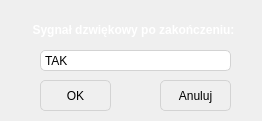
First picture: the form in settingsdialog.ui, repository RStravinsky/PdfFinder, before the edit.
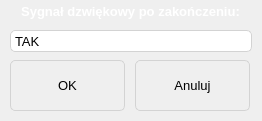
Second picture: the form after the edit. Icons and pictures are not drawn.

```diff
--- a/settingsdialog.ui
+++ b/settingsdialog.ui
@@ -31,8 +31,8 @@
   <widget class="QLabel" name="label">
    <property name="geometry">
     <rect>
-     <x>8</x>
-     <y>20</y>
+     <x>5</x>
+     <y>2</y>
      <width>251</width>
      <height>20</height>
     </rect>
@@ -40,7 +40,7 @@
    <property name="font">
     <font>
      <family>Arial</family>
-     <pointsize>9</pointsize>
+     <pointsize>10</pointsize>
      <weight>75</weight>
      <bold>true</bold>
     </font>
@@ -58,16 +58,16 @@
   <widget class="QComboBox" name="comboBox">
    <property name="geometry">
     <rect>
-     <x>40</x>
-     <y>50</y>
-     <width>191</width>
-     <height>21</height>
+     <x>10</x>
+     <y>30</y>
+     <width>242</width>
+     <height>22</height>
     </rect>
    </property>
    <property name="font">
     <font>
      <family>Arial</family>
-     <pointsize>9</pointsize>
+     <pointsize>10</pointsize>
     </font>
    </property>
    <property name="styleSheet">
@@ -119,12 +119,18 @@
   <widget class="QPushButton" name="okButton">
    <property name="geometry">
     <rect>
-     <x>40</x>
-     <y>80</y>
-     <width>71</width>
-     <height>31</height>
+     <x>10</x>
+     <y>60</y>
+     <width>115</width>
+     <height>51</height>
     </rect>
    </property>
+   <property name="font">
+    <font>
+     <family>Arial</family>
+     <pointsize>10</pointsize>
+    </font>
+   </property>
    <property name="styleSheet">
     <string notr="true">QPushButton {
 color: &quot;gray&quot;;
@@ -152,12 +158,18 @@
   <widget class="QPushButton" name="cancelButton">
    <property name="geometry">
     <rect>
-     <x>160</x>
-     <y>80</y>
-     <width>71</width>
-     <height>31</height>
+     <x>135</x>
+     <y>60</y>
+     <width>115</width>
+     <height>51</height>
     </rect>
    </property>
+   <property name="font">
+    <font>
+     <family>Arial</family>
+     <pointsize>10</pointsize>
+    </font>
+   </property>
    <property name="styleSheet">
     <string notr="true">QPushButton {
 color: &quot;gray&quot;;
```
Left out of the diff: 12 changed lines with no effect on the pictures.
